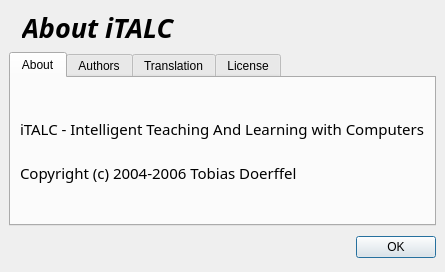
The window that ima/dialogs/about.ui (veyon/veyon) describes before a commit, drawn with Qt 5.
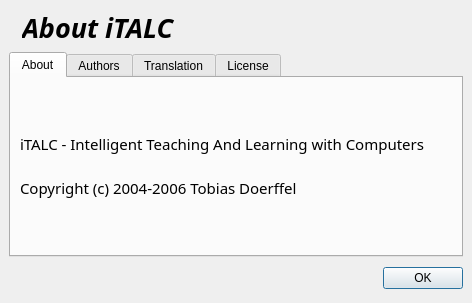
The same window after the commit. The open tabs and pages were chosen to show the change. Icons and pictures are not drawn.

Patch:
```diff
--- a/ima/dialogs/about.ui
+++ b/ima/dialogs/about.ui
@@ -8,8 +8,8 @@
    <rect>
     <x>0</x>
     <y>0</y>
-    <width>400</width>
-    <height>272</height>
+    <width>472</width>
+    <height>303</height>
    </rect>
   </property>
   <property name="windowTitle" >
```
Left out of the diff: 8 changed lines with no effect on the pictures.
